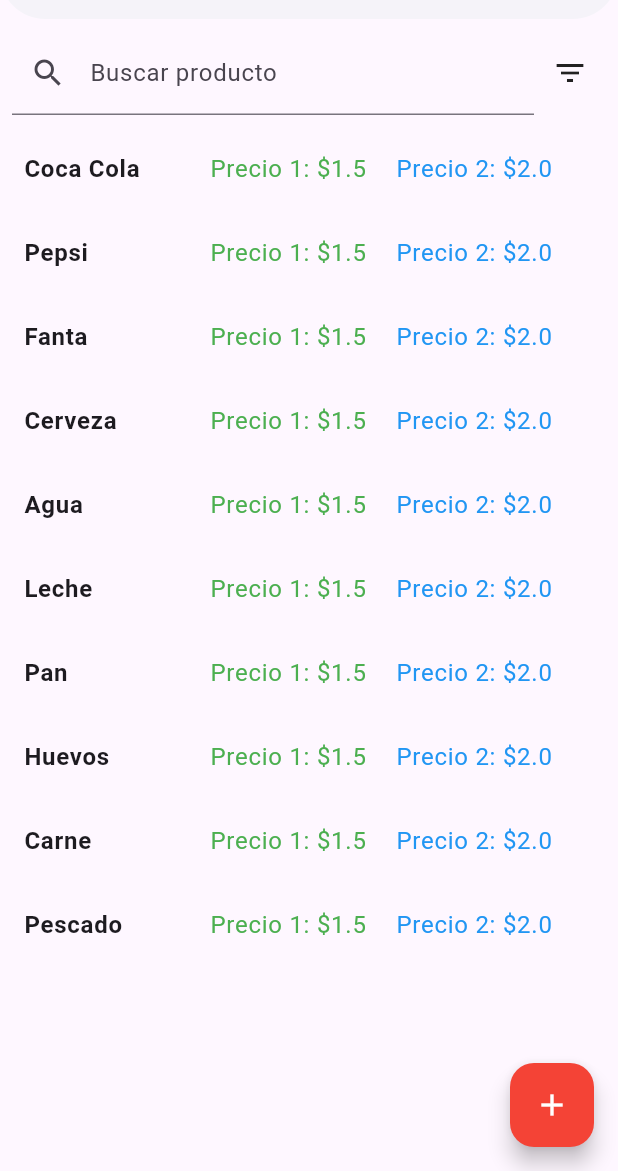
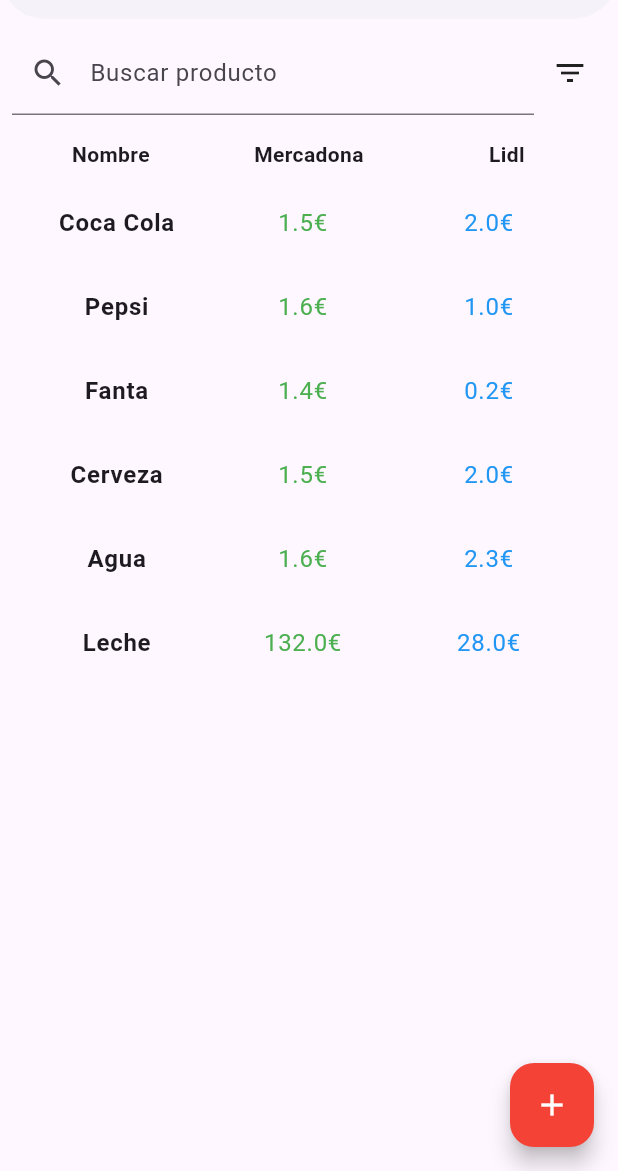
Before and after one commit to luuismrtn/PriceMarket, a Flutter app: the screen it shows after launch, on a phone screen of 412 x 824 dp, the part 65-1236 px from its top. Run offline on Flutter 3.47's test engine with Material 3 defaults, Android fonts, the light colour scheme and no system bars.

Commit message:
Editar hecho

```diff
--- a/lib/screens/principal.dart
+++ b/lib/screens/principal.dart
@@ -21,13 +21,13 @@
     Producto(
       id: 2,
       nombre: 'Pepsi',
-      precios: [1.5, 2.0],
+      precios: [1.6, 1.0],
       categoria: 'Bebidas',
     ),
     Producto(
       id: 3,
       nombre: 'Fanta',
-      precios: [1.5, 2.0],
+      precios: [1.4, 0.2],
       categoria: 'Bebidas',
     ),
     Producto(
@@ -39,37 +39,13 @@
     Producto(
       id: 5,
       nombre: 'Agua',
-      precios: [1.5, 2.0],
+      precios: [1.6, 2.3],
       categoria: 'Bebidas',
     ),
     Producto(
       id: 6,
       nombre: 'Leche',
-      precios: [1.5, 2.0],
-      categoria: 'Alimentación',
-    ),
-    Producto(
-      id: 7,
-      nombre: 'Pan',
-      precios: [1.5, 2.0],
-      categoria: 'Alimentación',
-    ),
-    Producto(
-      id: 8,
-      nombre: 'Huevos',
-      precios: [1.5, 2.0],
-      categoria: 'Alimentación',
-    ),
-    Producto(
-      id: 9,
-      nombre: 'Carne',
-      precios: [1.5, 2.0],
-      categoria: 'Alimentación',
-    ),
-    Producto(
-      id: 10,
-      nombre: 'Pescado',
-      precios: [1.5, 2.0],
+      precios: [132, 28],
       categoria: 'Alimentación',
     ),
   ];
@@ -109,6 +85,77 @@
       ),
     );
   }
+
+  void _editarProducto(int index) async {
+  final TextEditingController _nombreController =
+      TextEditingController(text: productos[index].nombre);
+  final TextEditingController _precio1Controller =
+      TextEditingController(text: productos[index].precios[0].toString());
+  final TextEditingController _precio2Controller =
+      TextEditingController(text: productos[index].precios[1].toString());
+  final TextEditingController _categoriaController =
+      TextEditingController(text: productos[index].categoria);
+
+  await showDialog(
+    context: context,
+    builder: (BuildContext context) {
+      return AlertDialog(
+        title: Text('Editar Producto'),
+        titlePadding: EdgeInsets.fromLTRB(20, 20, 20, 5),
+        content: Column(
+          mainAxisSize: MainAxisSize.min,
+          children: [
+            TextField(
+              controller: _nombreController,
+              decoration: InputDecoration(labelText: 'Nombre del Producto'),
+            ),
+            SizedBox(height: 8),
+            TextField(
+              controller: _precio1Controller,
+              keyboardType: TextInputType.number,
+              decoration: InputDecoration(labelText: 'Precio 1'),
+            ),
+            SizedBox(height: 8),
+            TextField(
+              controller: _precio2Controller,
+              keyboardType: TextInputType.number,
+              decoration: InputDecoration(labelText: 'Precio 2'),
+            ),
+            SizedBox(height: 8),
+            TextField(
+              controller: _categoriaController,
+              decoration: InputDecoration(labelText: 'Categoría'),
+            ),
+          ],
+        ),
+        contentPadding: EdgeInsets.fromLTRB(20, 5, 20, 20),
+        actions: [
+          TextButton(
+            onPressed: () {
+              Navigator.pop(context);
+            },
+            child: Text('Cancelar'),
+          ),
+          TextButton(
+            onPressed: () {
+              setState(() {
+                productos[index].nombre = _nombreController.text;
+                productos[index].precios[0] =
+                    double.tryParse(_precio1Controller.text) ?? 0.0;
+                productos[index].precios[1] =
+                    double.tryParse(_precio2Controller.text) ?? 0.0;
+                productos[index].categoria = _categoriaController.text;
+              });
+              Navigator.pop(context);
+            },
+            child: Text('Guardar'),
+          ),
+        ],
+      );
+    },
+  );
+}
+
 
   @override
   Widget build(BuildContext context) {
@@ -190,32 +237,70 @@
               ],
             ),
           ),
+          Padding(
+            padding: const EdgeInsets.all(8.0),
+            child: Row(
+              mainAxisAlignment: MainAxisAlignment.center,
+              children: [
+                Expanded(
+                  child: Text(
+                    'Nombre',
+                    style: TextStyle(fontWeight: FontWeight.bold),
+                    textAlign: TextAlign.center,
+                  ),
+                ),
+                Expanded(
+                  child: Text(
+                    'Mercadona',
+                    style: TextStyle(fontWeight: FontWeight.bold),
+                    textAlign: TextAlign.center,
+                  ),
+                ),
+                Expanded(
+                  child: Text(
+                    'Lidl',
+                    style: TextStyle(fontWeight: FontWeight.bold),
+                    textAlign: TextAlign.center,
+                  ),
+                ),
+              ],
+            ),
+          ),
           Expanded(
             child: ListView.builder(
               itemCount: productosFiltrados.length,
               itemBuilder: (context, index) {
                 return ListTile(
-                  title: Row(
+                  title: InkWell(
+                    onTap: () {
+                      _editarProducto(index);
+                    },
+                    child: Row(
+                      mainAxisAlignment: MainAxisAlignment.center,
                       children: [
                         Expanded(
                           child: Text(
                             productosFiltrados[index].nombre,
                             style: TextStyle(fontWeight: FontWeight.bold),
+                            textAlign: TextAlign.center,
                           ),
                         ),
                         Expanded(
                           child: Text(
-                          'Precio 1: \$${productosFiltrados[index].precios[0]}',
+                            '${productosFiltrados[index].precios[0]}€',
                             style: TextStyle(color: Colors.green),
+                            textAlign: TextAlign.center,
                           ),
                         ),
                         Expanded(
                           child: Text(
-                          'Precio 2: \$${productosFiltrados[index].precios[1]}',
+                            '${productosFiltrados[index].precios[1]}€',
                             style: TextStyle(color: Colors.blue),
+                            textAlign: TextAlign.center,
                           ),
                         ),
                       ],
+                    ),
                   ),
                 );
               },
```
Lines whose indentation alone changed are shown as unchanged.
